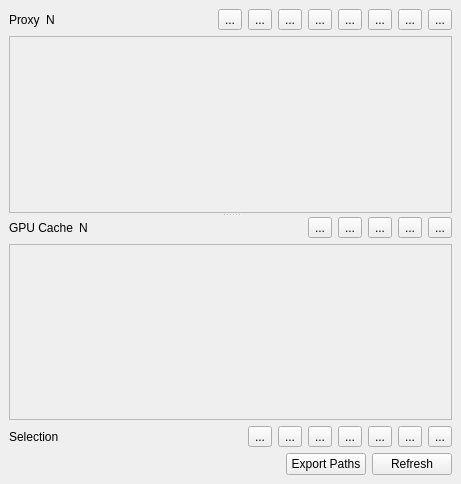
Before: the Qt Designer form ui/main.ui in iceanimations/proxyCacheSwitch, drawn with Qt 5.
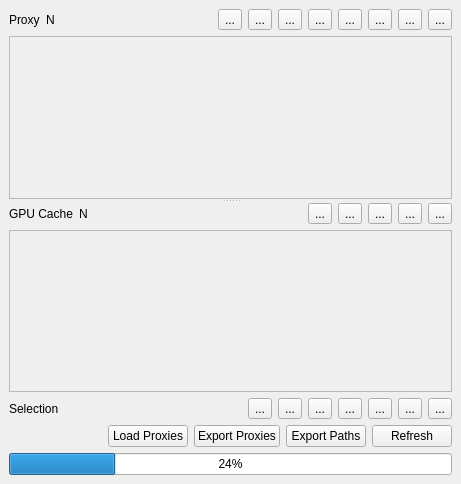
After: the same form once the commit is applied.

Commit message: export and load proxies feature added

What changed in the file:
```diff
--- a/ui/main.ui
+++ b/ui/main.ui
@@ -153,7 +153,7 @@
              <x>0</x>
              <y>0</y>
              <width>439</width>
-             <height>169</height>
+             <height>156</height>
             </rect>
            </property>
            <layout class="QVBoxLayout" name="verticalLayout_4">
@@ -286,7 +286,7 @@
              <x>0</x>
              <y>0</y>
              <width>439</width>
-             <height>169</height>
+             <height>155</height>
             </rect>
            </property>
            <layout class="QVBoxLayout" name="verticalLayout_5">
@@ -427,6 +427,26 @@
         </property>
        </spacer>
       </item>
+      <item>
+       <widget class="QPushButton" name="loadProxiesButton">
+        <property name="toolTip">
+         <string>Load proxy files from a specified directory</string>
+        </property>
+        <property name="text">
+         <string>Load Proxies</string>
+        </property>
+       </widget>
+      </item>
+      <item>
+       <widget class="QPushButton" name="exportProxiesButton">
+        <property name="toolTip">
+         <string>Export all proxy files to specified directory</string>
+        </property>
+        <property name="text">
+         <string>Export Proxies</string>
+        </property>
+       </widget>
+      </item>
       <item>
        <widget class="QPushButton" name="exportButton">
         <property name="minimumSize">
@@ -461,6 +481,13 @@
       </item>
      </layout>
     </item>
+    <item>
+     <widget class="QProgressBar" name="progressBar">
+      <property name="value">
+       <number>24</number>
+      </property>
+     </widget>
+    </item>
    </layout>
   </widget>
  </widget>
```
The commit also changes 1 other file.
